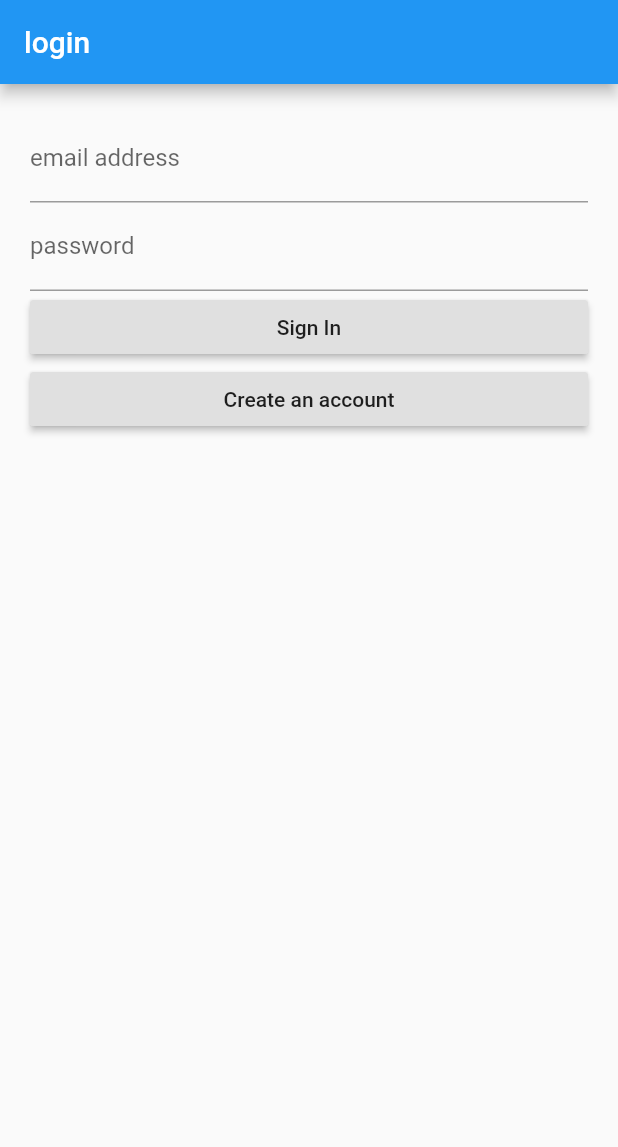
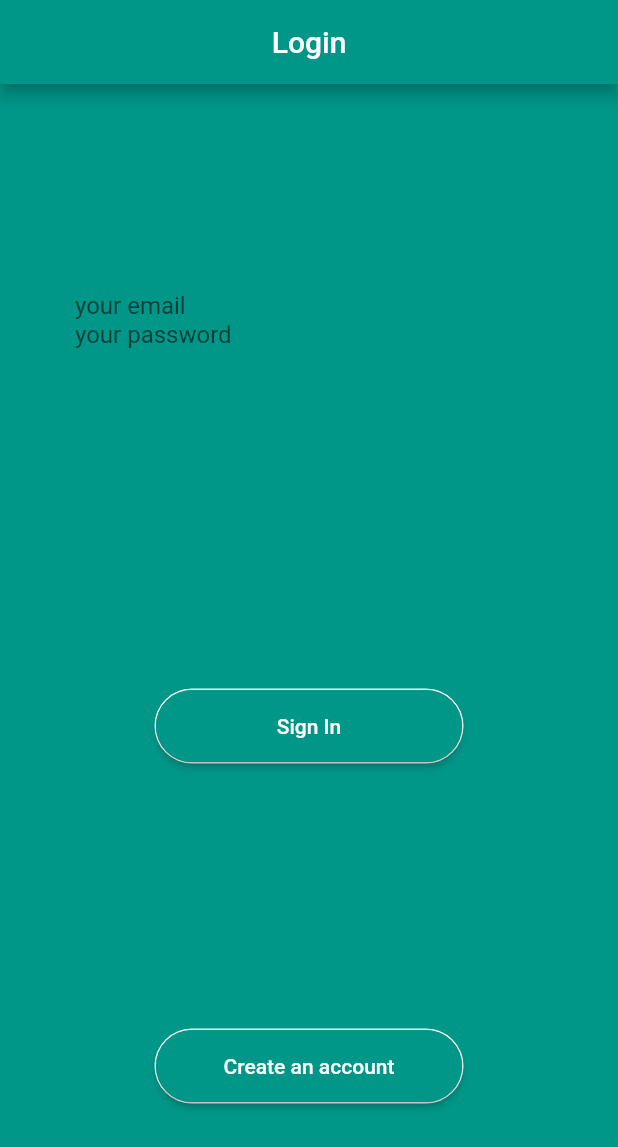
Before and after one commit to seanjmcdonald/flutter_app, a Flutter app: the screen it shows after launch, on a phone screen of 412 x 824 dp. Shown: the top 1147 px of the screen. Run offline on Flutter 3.47's test engine with Material 2 defaults, Android fonts, the phone set to English and light mode, and no system bars; our stand-ins replace cloud_firestore, firebase_auth, firebase_storage, fluttertoast, image_picker; accounts and stored records are empty.

Commit message:
more progress

```diff
--- a/lib/login.dart
+++ b/lib/login.dart
@@ -41,6 +41,40 @@ class _LoginPage extends State<LoginPage> {
     }
   }
 
+  Widget loadText(){
+
+    return Container(
+      padding: EdgeInsets.all(50),
+      child:Form(
+      key: this._formKey,
+      child: Column(
+        children: <Widget>[
+          TextFormField(
+            style: TextStyle(color: Colors.white),
+            keyboardType: TextInputType.emailAddress,
+            decoration: InputDecoration.collapsed(
+              hintText: "your email",
+             // labelText: "email address",
+            ),
+            onSaved: (val)=>credentials.email=val,
+            validator: (val)=>val==''?val:null,
+          ),
+          TextFormField(
+            style: TextStyle(color: Colors.white),
+            decoration: InputDecoration.collapsed(
+              hintText: "your password",
+             // labelText: "password",
+            ),
+            onSaved: (val)=>credentials.password=val,
+            validator: (val)=>val==''?val:null,
+          ),
+        ],
+      ),
+    ),
+    );
+  }
+
+
   @override
   Widget build(BuildContext context) {
     final Size screenSize=MediaQuery.of(context).size;
@@ -48,9 +82,52 @@ class _LoginPage extends State<LoginPage> {
     return new Scaffold(
       resizeToAvoidBottomPadding: false,
       appBar: AppBar(
-        title: Text('login'),
+        centerTitle: true,
+        backgroundColor: Colors.teal,
+        title: Text('Login'),
       ),
-      body: new Container(
+      backgroundColor: Colors.teal,
+      body: Stack(
+        children: <Widget>[
+          Column(
+            mainAxisAlignment: MainAxisAlignment.spaceAround,
+            children: <Widget>[
+              loadText(),
+              Container(
+                decoration: BoxDecoration(
+                  borderRadius: BorderRadius.circular(40),
+                  border: Border.all(color: Colors.white,width: 1)
+                ),
+                width: MediaQuery.of(context).size.width/2,
+                height: 50,
+                child: new RaisedButton(
+                  shape: RoundedRectangleBorder(borderRadius: BorderRadius.circular(40),),
+                  child: Text('Sign In',style: TextStyle(color: Colors.white),),
+                  color: Colors.teal,
+                  onPressed: signIn,
+                ),
+              ),
+              Container(
+                decoration: BoxDecoration(
+                  borderRadius: BorderRadius.circular(40),
+                  border: Border.all(color: Colors.white,width: 1),
+                ),
+                width: MediaQuery.of(context).size.width/2,
+                height: 50,
+                child: new RaisedButton(
+                  shape: RoundedRectangleBorder(borderRadius: BorderRadius.circular(40)),
+                  color: Colors.teal,
+                  child: Text('Create an account',style: TextStyle(color: Colors.white),),
+                  onPressed: () => Navigator.pushNamed(context, '/createaccount'),
+                ),
+              ),
+            ],
+          ),
+        ],
+      ),
+
+      /*
+      new Container(
         width: screenSize.width,
         padding: EdgeInsets.all(20.0),
         //width: screenSize.width,
@@ -76,15 +153,19 @@ class _LoginPage extends State<LoginPage> {
                   validator: (val)=>val==''?val:null,
                 ),
                 new Container(
-                  width: screenSize.width,
+                  width: MediaQuery.of(context).size.width/2,
                   child: new RaisedButton(
+                    shape: RoundedRectangleBorder(borderRadius: BorderRadius.circular(40)),
                     child: Text('Sign In'),
+                    color: Colors.teal,
                     onPressed: signIn,
                   ),
                 ),
                 new Container(
-                  width: screenSize.width,
+                  width: MediaQuery.of(context).size.width*2/3,
                   child: new RaisedButton(
+                    shape: RoundedRectangleBorder(borderRadius: BorderRadius.circular(40)),
+                    color: Colors.teal,
                     child: Text('Create an account'),
                     onPressed: () => Navigator.pushNamed(context, '/createaccount'),
                   ),
@@ -93,6 +174,7 @@ class _LoginPage extends State<LoginPage> {
             ),
         ),
       ),
+      */
     );
   }
 }
```
